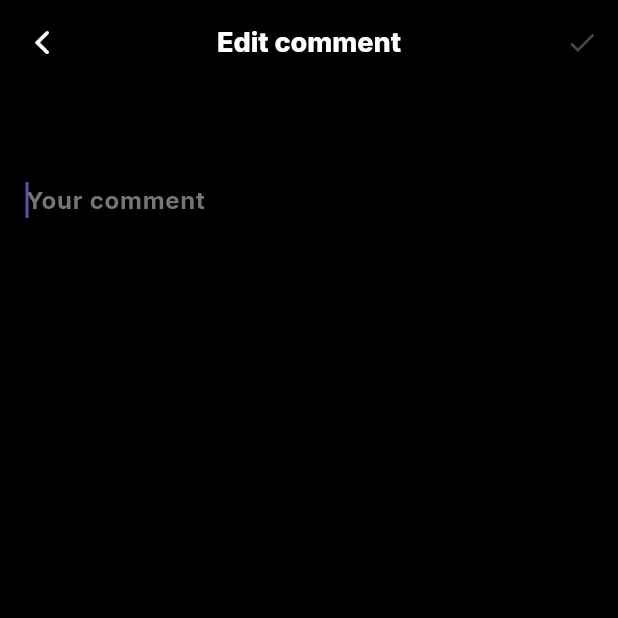
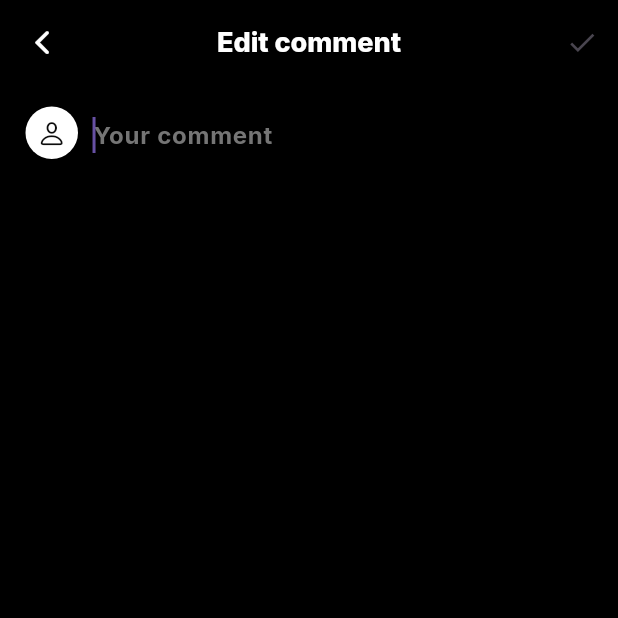
Before and after one commit to Tho100/revent, a Flutter app: the EditCommentPage screen opened directly with empty values, on a phone screen of 412 x 824 dp, the top half of it. Run offline on Flutter 3.47's test engine with Material 3 defaults, Android fonts, the phone set to English and light mode, and no system bars; our stand-ins replace flutter_cache_manager, flutter_dotenv, flutter_native_image, get_it, google_fonts; missing offline and left inert: dynamic_height_grid_view, image_picker_plus, mysql_client.

Commit message:
Redesigned edit-comment page

```diff
--- a/lib/pages/comment/edit_comment_page.dart
+++ b/lib/pages/comment/edit_comment_page.dart
@@ -1,9 +1,12 @@
 import 'package:flutter/material.dart';
+import 'package:get_it/get_it.dart';
 import 'package:google_fonts/google_fonts.dart';
+import 'package:revent/provider/profile/profile_data_provider.dart';
 import 'package:revent/themes/theme_color.dart';
 import 'package:revent/ui_dialog/snack_bar.dart';
 import 'package:revent/vent_query/comment/save_comment_edit.dart';
 import 'package:revent/widgets/app_bar.dart';
+import 'package:revent/widgets/profile_picture.dart';
 
 class EditCommentPage extends StatefulWidget {
 
@@ -48,17 +51,6 @@ class EditCommentPageState extends State<EditCommentPage> {
 
   }
 
-  Widget _buildTitle() {
-    return Text(
-      widget.title,
-      style: GoogleFonts.inter(
-        color: ThemeColor.white,
-        fontWeight: FontWeight.w800,
-        fontSize: 21
-      ),
-    );
-  }
-
   Widget _buildBodyTextField() {
     return Transform.translate(
       offset: const Offset(0, -5),
@@ -90,27 +82,34 @@ class EditCommentPageState extends State<EditCommentPage> {
 
   Widget _buildBody() {
     return Padding(
-      padding: const EdgeInsets.only(top: 15.0),
-      child: SingleChildScrollView(
-        child: Column(
-          crossAxisAlignment: CrossAxisAlignment.start,
-          mainAxisAlignment: MainAxisAlignment.center,
-          children: [
+      padding: const EdgeInsets.only(left: 17.0, top: 15.0),
+      child: Row(
+        crossAxisAlignment: CrossAxisAlignment.start,
+        children: [
 
-            const SizedBox(height: 4),
+          SizedBox(
+            width: 35,
+            height: 35,
+            child: ProfilePictureWidget(
+              customHeight: 35,
+              customWidth: 35,
+              customEmptyPfpSize: 20,
+              pfpData: GetIt.instance<ProfileDataProvider>().profilePicture
+            ),
+          ),
 
-            Padding(
-              padding: const EdgeInsets.only(left: 16.0, right: 12.0, bottom: 8.0),
-              child: _buildTitle(),
+          const SizedBox(width: 10),
+
+          Expanded(
+            child: SingleChildScrollView(
+              child: Padding(
+                padding: const EdgeInsets.only(right: 14.0),
+                child: _buildBodyTextField(),
+              ),
             ),
+          ),
 
-            Padding(
-              padding: const EdgeInsets.only(left: 17.0, right: 14.0),
-              child: _buildBodyTextField(),
-            ),
-
-          ],
-        ),
+        ],
       ),
     );
   }
```
